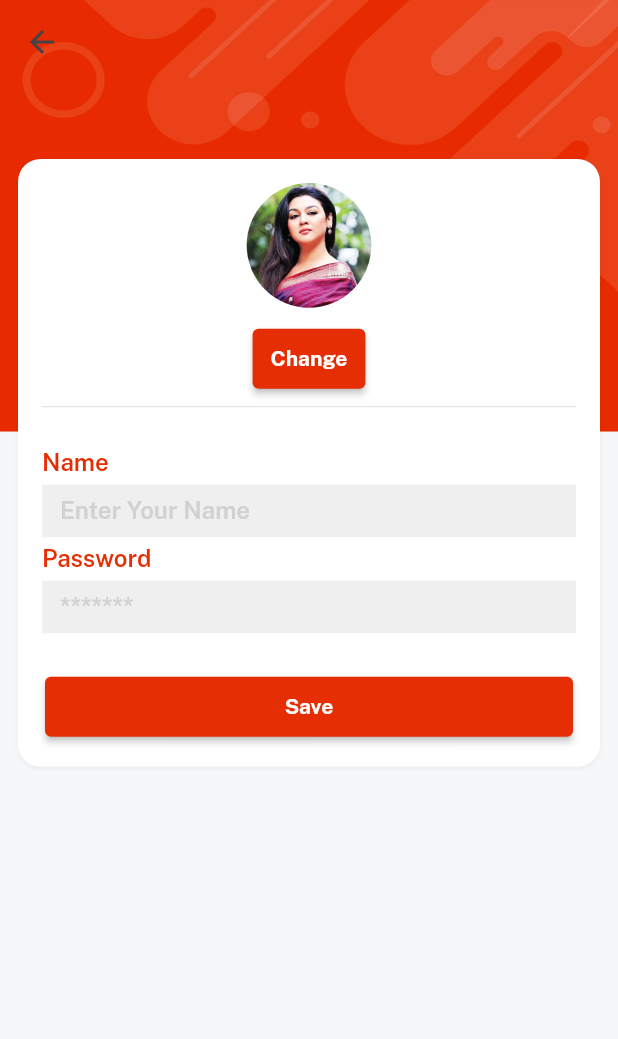
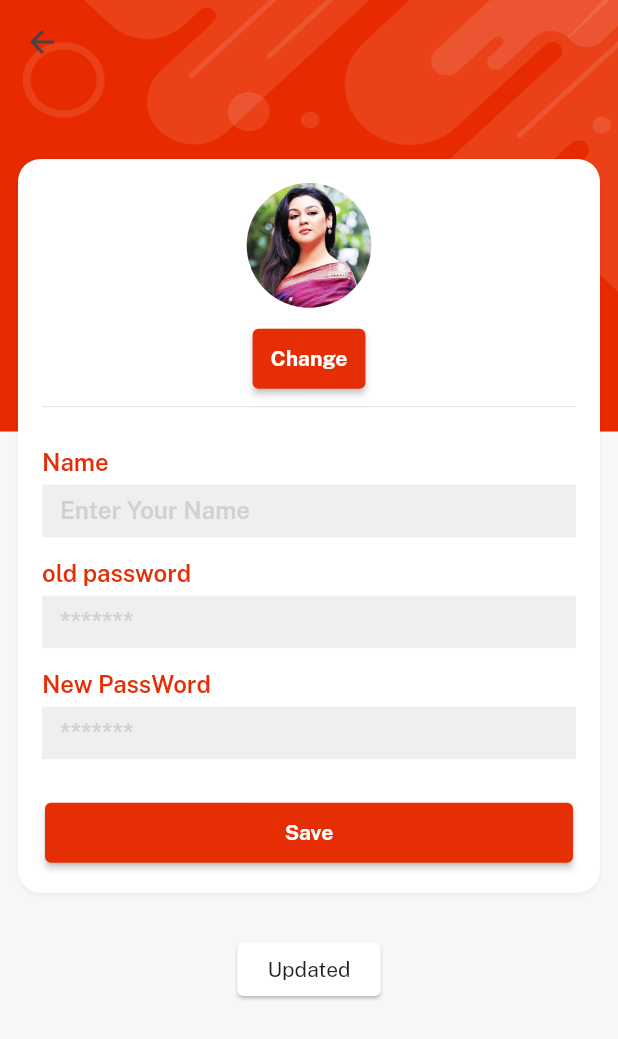
Before and after one commit to Shyamprasad07/E-Commerce, a Flutter app: the EditProfileScreen screen opened directly with empty values, after a tap on "Save", on a phone screen of 412 x 824 dp. Shown: the top 1039 px of the screen. Run offline on Flutter 3.47's test engine with Material 2 defaults, Android fonts, the phone set to English and light mode, and no system bars; our stand-ins replace cloud_firestore, firebase_auth, firebase_core, firebase_storage, get, image_picker and 1 more; accounts and stored records are empty; network calls fail.

Commit message:
firebase authentication login and profile page whith change passaword completed

```diff
--- a/lib/consts/strings.dart
+++ b/lib/consts/strings.dart
@@ -59,3 +59,4 @@ const video = "video",
     // profile page  string
     const logout = "Log out";
     const wishlist = "My Wishlist",orders = "My orders", messagse = "Messages";
+    const oldpass = "old password" ,newpass = "New PassWord";
--- a/lib/controllers/profile_controller.dart
+++ b/lib/controllers/profile_controller.dart
@@ -1,14 +1,23 @@
+import 'dart:io';
+
+import 'package:cloud_firestore/cloud_firestore.dart';
 import 'package:emart_app/consts/consts.dart';
+import 'package:firebase_auth/firebase_auth.dart';
+import 'package:firebase_storage/firebase_storage.dart';
 import 'package:flutter/services.dart';
 import 'package:get/get.dart';
+import 'package:path/path.dart';
 import 'package:image_picker/image_picker.dart';
 
 class ProfileController extends GetxController{
   var profileImgPath = "".obs;
+   var profileImgageLink ='';
+   var isloading = false.obs;
 
   // textField
   var nameController = TextEditingController();
-  var passController = TextEditingController();
+  var oldpassController = TextEditingController();
+  var newpassController = TextEditingController();
   changeImage(context) async{
     try {
       final img = await ImagePicker().pickImage(source:ImageSource.gallery,imageQuality: 70);
@@ -16,7 +25,33 @@ class ProfileController extends GetxController{
       profileImgPath.value = img.path;
     } on PlatformException catch (e) {
       VxToast.show(context, msg: e.toString());
-
     }
   }
-}
+    uploadProfileImage() async{
+      var filename = basename(profileImgPath.value);
+      var destination = 'images/${currentUser!.uid}/$filename';
+      Reference ref = FirebaseStorage.instance.ref().child(destination);
+      await ref.putFile(File(profileImgPath.value));
+      profileImgageLink = await ref.getDownloadURL();
+    }
+      updateProfile({name,password,imgUrl}) async{
+        var store =firestore.collection(usersCollection).doc(currentUser!.uid);
+       await store.set({
+          'name': name,
+          'password': password,
+          'imageUrl' : imgUrl
+
+        },SetOptions(merge: true));
+        isloading(false);
+      }
+      changeAuthPassword({email,password,newpassword})async{
+        final cred = EmailAuthProvider.credential(email: email, password: password);
+
+        await currentUser!.reauthenticateWithCredential(cred).then((value) {
+          currentUser!.updatePassword(newpassword);
+        }).catchError((error){
+          print(error.toString());
+        });
+      }
+
+  }
--- a/lib/views/profile_screen/components/edit_profile_screen.dart
+++ b/lib/views/profile_screen/components/edit_profile_screen.dart
@@ -1,5 +1,6 @@
 // ignore_for_file: public_member_api_docs, sort_constructors_first
 import 'dart:io';
+import 'dart:ui';
 
 import 'package:get/get.dart';
 
@@ -19,8 +20,7 @@ class EditProfileScreen extends StatelessWidget {
   @override
   Widget build(BuildContext context) {
      var controller = Get.find<ProfileController>();
-     controller.nameController.text = data['name'];
-     controller.passController.text = data['password'];
+
     return bgWidget(
       child: Scaffold(
         appBar: AppBar(),
@@ -28,11 +28,24 @@ class EditProfileScreen extends StatelessWidget {
           ()=> Column(
             mainAxisSize: MainAxisSize.min,
             children: [
-              controller.profileImgPath.isEmpty ? Image.asset(
+
+              // if data image Url and controller path is empty
+              data['imageUrl'] == '' && controller.profileImgPath.isEmpty
+               ? Image.asset(
                       imgProfile2,
                       width: 100,
                       fit: BoxFit.cover,
-                    ).box.roundedFull.clip(Clip.antiAlias).make() : Image.file(File(controller.profileImgPath.value),
+                    ).box.roundedFull.clip(Clip.antiAlias).make()
+
+
+                    // if data is not empty but contoller path is empty
+                    :data["imageUrl"] !='' && controller.profileImgPath.isEmpty
+
+                    ?Image.network(data['imageUrl'], width: 100,
+                    fit: BoxFit.cover,).box.roundedFull.clip(Clip.antiAlias).make()
+
+                    //if both are empty
+                     : Image.file(File(controller.profileImgPath.value),
                     width: 100,
                     fit: BoxFit.cover,
                     ).box.roundedFull.clip(Clip.antiAlias).make(),
@@ -48,14 +61,57 @@ class EditProfileScreen extends StatelessWidget {
                         controller: controller.nameController,
                         hint: nameHint, title: name,isPass: false,
                       ),
+                      10.heightBox,
                       customTextField(
-                        controller: controller.passController,
-                        hint: passwordHint, title: password,isPass: true,
+                        controller: controller.oldpassController,
+                        hint: passwordHint, title: oldpass,isPass: true,
+                      ),
+                      10.heightBox,
+                      customTextField(
+                        controller: controller.newpassController,
+                        hint: passwordHint, title: newpass,isPass: true,
                       ),
                       20.heightBox,
-                      SizedBox(
+                     controller.isloading.value ? const CircularProgressIndicator(
+                      valueColor: AlwaysStoppedAnimation(redColor),
+                     ): SizedBox(
                         width: context.screenWidth -60,
-                        child: ourButton( color: redColor,onPress: (){},textColor: whiteColor,title: "Save")),
+                        child: ourButton( color: redColor,onPress: () async{
+
+
+                          controller.isloading(true);
+                          // if image is not selected
+                           if (controller .profileImgPath.value.isNotEmpty){
+                            await controller.uploadProfileImage();
+                           }
+                           else{
+                            controller.profileImgageLink = data['imageUrl'];
+                           }
+                           // if old pasword matches data base
+                           if (data['password'] == controller.oldpassController.text) {
+                           await controller.changeAuthPassword(
+                            email: data['email'],
+                            password: controller.oldpassController.text,
+                            newpassword: controller.newpassController.text
+                           );
+
+
+                              await controller.updateProfile(
+                          imgUrl: controller.profileImgageLink,
+                          name: controller.nameController.text,
+                          password: controller.newpassController.text
+                         );
+                         VxToast.show(context, msg: "Updated");
+                           }
+                          else{
+                            VxToast.show(context, msg: "Wrong old password");
+                            controller.isloading(false);
+                          }
+
+
+
+
+                        },textColor: whiteColor,title: "Save")),
             ],
           ).box.white.shadowSm.padding(const EdgeInsets.all(16)).margin(const EdgeInsets.only(top:50,left: 12,right: 12)).rounded.make(),
         ),
--- a/lib/views/profile_screen/profile_screen.dart
+++ b/lib/views/profile_screen/profile_screen.dart
@@ -34,6 +34,7 @@ class ProfileScreen extends StatelessWidget {
              const Align(
                 alignment: Alignment.topRight,
                 child:  Icon(Icons.edit,color: whiteColor,)).onTap(() {
+                   controller.nameController.text = data['name'];
                   Get.to(()=> EditProfileScreen(data: data,));
                  }),
 
@@ -42,8 +43,14 @@ class ProfileScreen extends StatelessWidget {
                 padding: const EdgeInsets.symmetric(horizontal: 8.0),
                 child: Row(
                   children: [
+                    data['imageUrl'] == "" ?
                     Image.asset(
                       imgProfile2,
+                      width: 100,
+                      fit: BoxFit.cover,
+                    ).box.roundedFull.clip(Clip.antiAlias).make():
+                    Image.network(
+                      data['imageUrl'],
                       width: 100,
                       fit: BoxFit.cover,
                     ).box.roundedFull.clip(Clip.antiAlias).make(),
```
